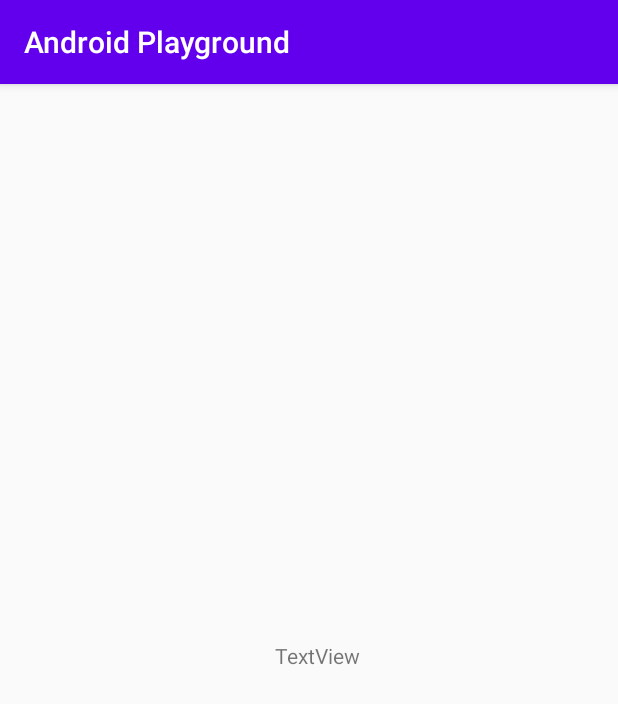
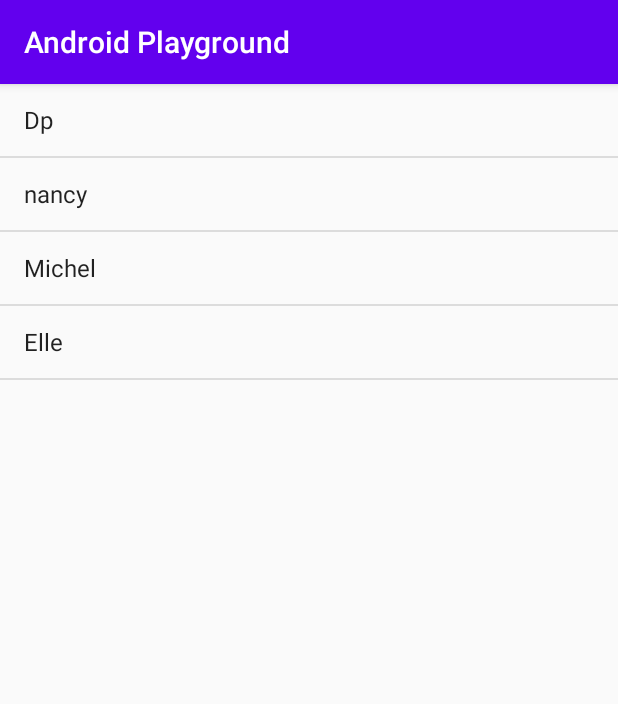
Before and after one commit to durgaprasadmamidi/AndroidPlayground, an Android app: the screen it shows after launch (MainActivity), on a phone screen of 412 x 824 dp. Shown: the top 704 px of the screen. Run offline under Robolectric (Android 15) with nearby library versions, the light colour scheme and no system bars.

Commit message:
ListViews completed

```diff
--- a/app/build.gradle
+++ b/app/build.gradle
@@ -26,6 +26,7 @@
     implementation fileTree(dir: "libs", include: ["*.jar"])
     implementation 'androidx.appcompat:appcompat:1.1.0'
     implementation 'androidx.constraintlayout:constraintlayout:1.1.3'
+    implementation 'androidx.gridlayout:gridlayout:1.0.0'
     testImplementation 'junit:junit:4.12'
     androidTestImplementation 'androidx.test.ext:junit:1.1.1'
     androidTestImplementation 'androidx.test.espresso:espresso-core:3.2.0'
--- a/app/src/main/java/com/durgaprasad/androidplayground/MainActivity.java
+++ b/app/src/main/java/com/durgaprasad/androidplayground/MainActivity.java
@@ -3,6 +3,16 @@
 import androidx.appcompat.app.AppCompatActivity;
 
 import android.os.Bundle;
+import android.view.View;
+import android.widget.AdapterView;
+import android.widget.ArrayAdapter;
+import android.widget.ListView;
+import android.widget.Toast;
+
+import java.util.ArrayList;
+import java.util.Arrays;
+
+import static java.util.Arrays.asList;
 
 public class MainActivity extends AppCompatActivity {
 
@@ -10,5 +20,20 @@
     protected void onCreate(Bundle savedInstanceState) {
         super.onCreate(savedInstanceState);
         setContentView(R.layout.activity_main);
+
+        final ArrayList<String> family = new ArrayList<String>(asList("Dp","nancy","Michel","Elle"));
+
+        ListView myListView = findViewById(R.id.myListView);
+        ArrayAdapter arrayAdapter = new ArrayAdapter(this,android.R.layout.simple_list_item_1,family);
+        myListView.setAdapter(arrayAdapter);
+
+        myListView.setOnItemClickListener(new AdapterView.OnItemClickListener() {
+            @Override
+            public void onItemClick(AdapterView<?> parent, View view, int position, long id) {
+                Toast.makeText(getApplicationContext(), family.get(position), Toast.LENGTH_SHORT).show();
+            }
+        });
     }
+
+
 }
--- a/app/src/main/res/layout/activity_main.xml
+++ b/app/src/main/res/layout/activity_main.xml
@@ -6,15 +6,10 @@
     android:layout_height="match_parent"
     tools:context=".MainActivity">
 
-    <TextView
-        android:id="@+id/textView"
-        android:layout_width="wrap_content"
-        android:layout_height="wrap_content"
-        android:layout_marginStart="183dp"
-        android:layout_marginTop="353dp"
-        android:layout_marginEnd="172dp"
-        android:layout_marginBottom="360dp"
-        android:text="TextView"
+    <ListView
+        android:id="@+id/myListView"
+        android:layout_width="match_parent"
+        android:layout_height="match_parent"
         app:layout_constraintBottom_toBottomOf="parent"
         app:layout_constraintEnd_toEndOf="parent"
         app:layout_constraintStart_toStartOf="parent"
```
